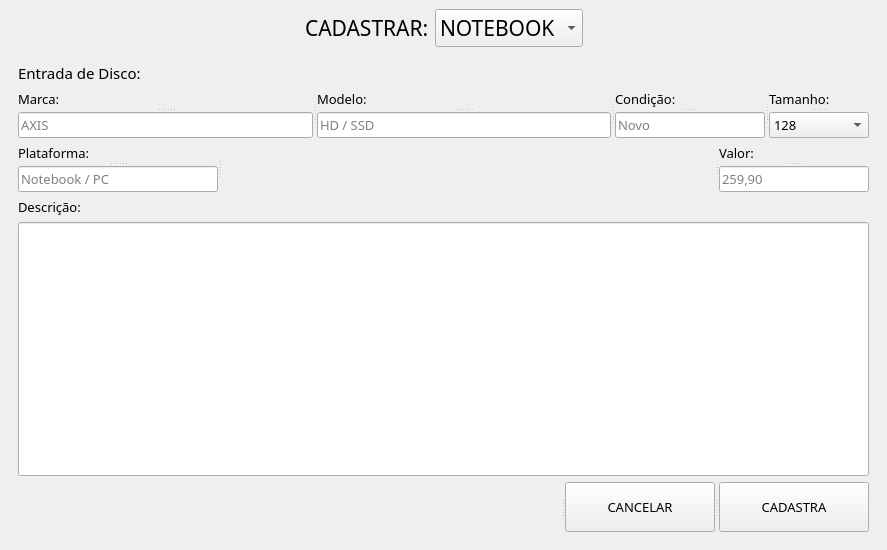
Qt form layout/entradaEstoque.ui (Sidehenrique/SIS-Sicoob) before a commit.
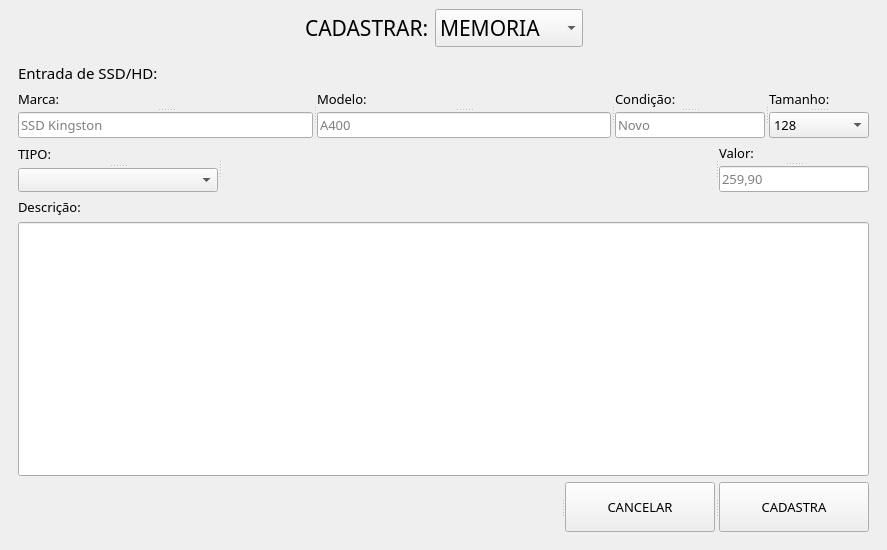
The same form after that commit. The open tabs and pages were chosen to show the change.

Commit message: Finalizando modulos de cadastramento de estoque

The edit to the form file:
```diff
--- a/layout/entradaEstoque.ui
+++ b/layout/entradaEstoque.ui
@@ -66,16 +66,6 @@
           <pointsize>16</pointsize>
          </font>
         </property>
-        <item>
-         <property name="text">
-          <string>NOTEBOOK</string>
-         </property>
-        </item>
-        <item>
-         <property name="text">
-          <string>CELULAR</string>
-         </property>
-        </item>
         <item>
          <property name="text">
           <string>MEMORIA</string>
@@ -583,7 +573,7 @@
            </font>
           </property>
           <property name="text">
-           <string>Entrada de Disco:</string>
+           <string>Entrada de SSD/HD:</string>
           </property>
          </widget>
         </item>
@@ -627,7 +617,7 @@
              <number>25</number>
             </property>
             <property name="placeholderText">
-             <string>AXIS</string>
+             <string>SSD Kingston</string>
             </property>
            </widget>
           </widget>
@@ -660,7 +650,7 @@
              <number>25</number>
             </property>
             <property name="placeholderText">
-             <string>HD / SSD</string>
+             <string>A400</string>
             </property>
            </widget>
           </widget>
@@ -800,28 +790,31 @@
              </font>
             </property>
             <property name="text">
-             <string>Plataforma:</string>
+             <string>TIPO:</string>
             </property>
            </widget>
-           <widget class="QLineEdit" name="disPlataforma">
+           <widget class="QComboBox" name="comboBox">
             <property name="maximumSize">
              <size>
               <width>200</width>
               <height>16777215</height>
              </size>
             </property>
-            <property name="font">
-             <font>
-              <family>Asap</family>
-              <pointsize>10</pointsize>
-             </font>
-            </property>
-            <property name="maxLength">
-             <number>25</number>
-            </property>
-            <property name="placeholderText">
-             <string>Notebook / PC</string>
-            </property>
+            <item>
+             <property name="text">
+              <string/>
+             </property>
+            </item>
+            <item>
+             <property name="text">
+              <string>HD</string>
+             </property>
+            </item>
+            <item>
+             <property name="text">
+              <string>SSD</string>
+             </property>
+            </item>
            </widget>
           </widget>
           <widget class="QLabel" name="label_64">
```
Left out of the diff: 2 changed lines with no effect on the pictures. The commit also changes 13 other files.
